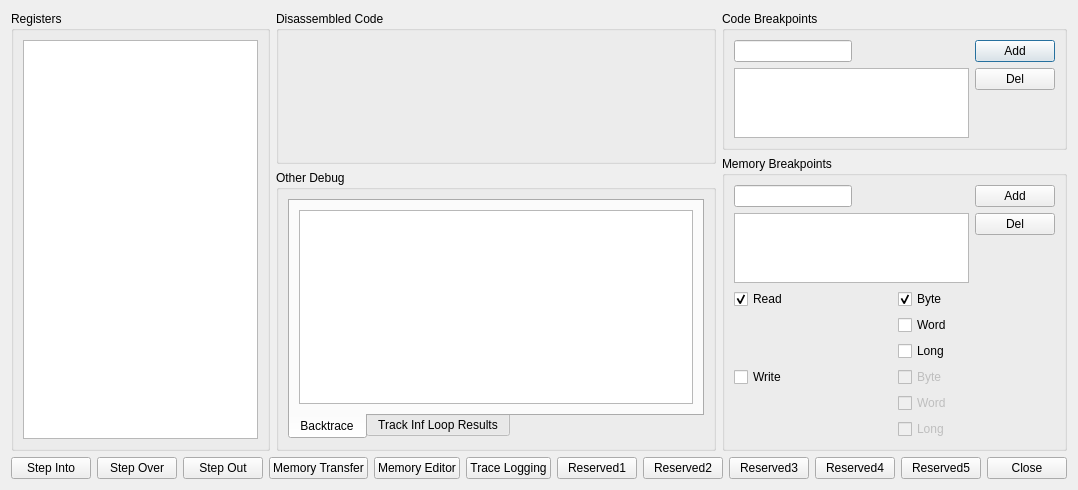
Qt form yabause/src/port/qt/ui/UIDebugCPU.ui (rob-ack/yabause) before a commit.
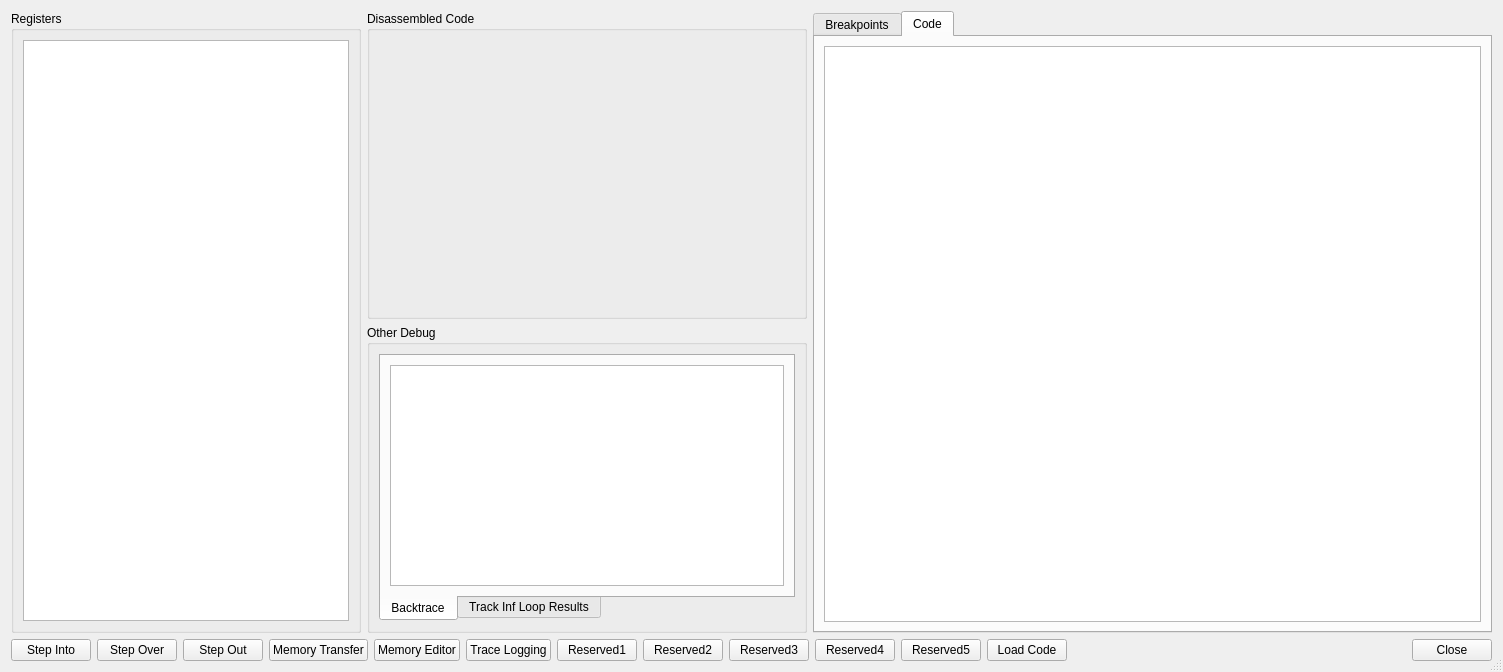
The same form after that commit. Custom widgets are drawn as their Qt base class.

Commit message: Add code debug support by using addr2line

Patch:
```diff
--- a/yabause/src/port/qt/ui/UIDebugCPU.ui
+++ b/yabause/src/port/qt/ui/UIDebugCPU.ui
@@ -6,18 +6,33 @@
    <rect>
     <x>0</x>
     <y>0</y>
-    <width>927</width>
-    <height>483</height>
+    <width>1503</width>
+    <height>672</height>
    </rect>
   </property>
   <property name="windowTitle">
    <string>Debug CPU</string>
   </property>
+  <property name="sizeGripEnabled">
+   <bool>true</bool>
+  </property>
   <layout class="QVBoxLayout" name="verticalLayout_13">
    <item>
     <layout class="QHBoxLayout" name="horizontalLayout_6">
      <item>
       <widget class="QGroupBox" name="gbRegisters">
+       <property name="sizePolicy">
+        <sizepolicy hsizetype="Preferred" vsizetype="Preferred">
+         <horstretch>0</horstretch>
+         <verstretch>0</verstretch>
+        </sizepolicy>
+       </property>
+       <property name="maximumSize">
+        <size>
+         <width>350</width>
+         <height>16777215</height>
+        </size>
+       </property>
        <property name="title">
         <string>Registers</string>
        </property>
@@ -171,6 +186,28 @@
       </layout>
      </item>
      <item>
+      <widget class="QTabWidget" name="codeTab">
+       <property name="sizePolicy">
+        <sizepolicy hsizetype="Expanding" vsizetype="Expanding">
+         <horstretch>0</horstretch>
+         <verstretch>0</verstretch>
+        </sizepolicy>
+       </property>
+       <property name="currentIndex">
+        <number>1</number>
+       </property>
+       <property name="movable">
+        <bool>true</bool>
+       </property>
+       <property name="tabBarAutoHide">
+        <bool>true</bool>
+       </property>
+       <widget class="QWidget" name="">
+        <attribute name="title">
+         <string>Breakpoints</string>
+        </attribute>
+        <layout class="QVBoxLayout" name="verticalLayout_16">
+         <item>
       <layout class="QVBoxLayout" name="verticalLayout_9">
        <item>
         <widget class="QGroupBox" name="gbCodeBreakpoints">
@@ -493,6 +530,27 @@
       </layout>
      </item>
     </layout>
+       </widget>
+       <widget class="QWidget" name="codePanel">
+        <attribute name="title">
+         <string>Code</string>
+        </attribute>
+        <layout class="QVBoxLayout" name="verticalLayout_17">
+         <item>
+          <widget class="QTextBrowser" name="codeBrowser">
+           <property name="lineWrapMode">
+            <enum>QTextEdit::NoWrap</enum>
+           </property>
+           <property name="openLinks">
+            <bool>false</bool>
+           </property>
+          </widget>
+         </item>
+        </layout>
+       </widget>
+      </widget>
+     </item>
+    </layout>
    </item>
    <item>
     <layout class="QHBoxLayout" name="horizontalLayout_7">
@@ -573,6 +631,13 @@
        </property>
       </widget>
      </item>
+     <item>
+      <widget class="QPushButton" name="pbLoadCode">
+       <property name="text">
+        <string>Load Code</string>
+       </property>
+      </widget>
+     </item>
      <item>
       <spacer name="horizontalSpacer_3">
        <property name="orientation">
```
Lines whose indentation alone changed are shown as unchanged. The commit also changes 10 other files.
